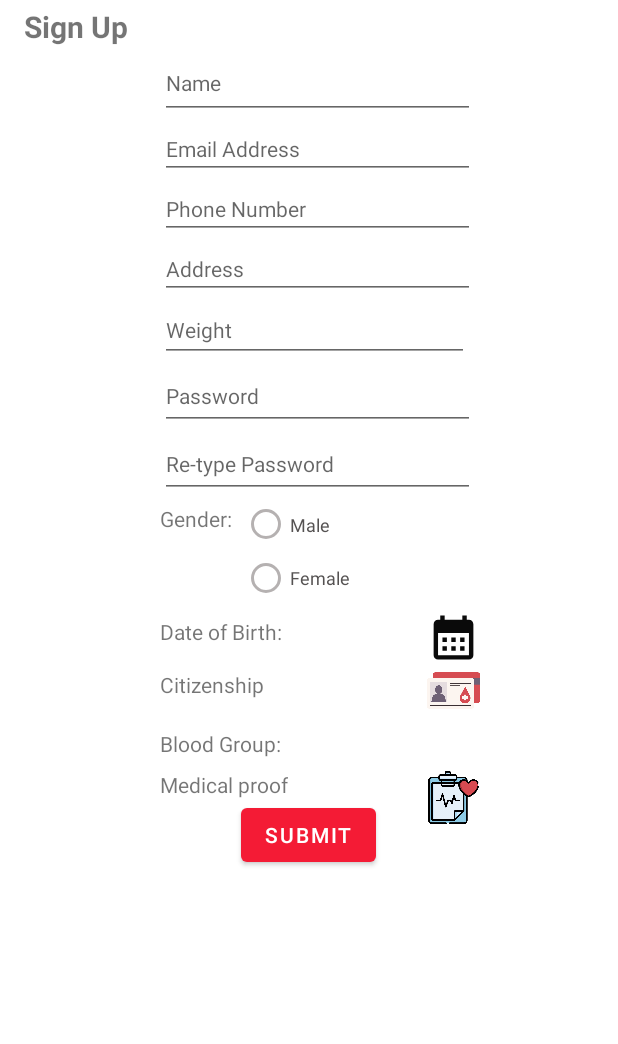
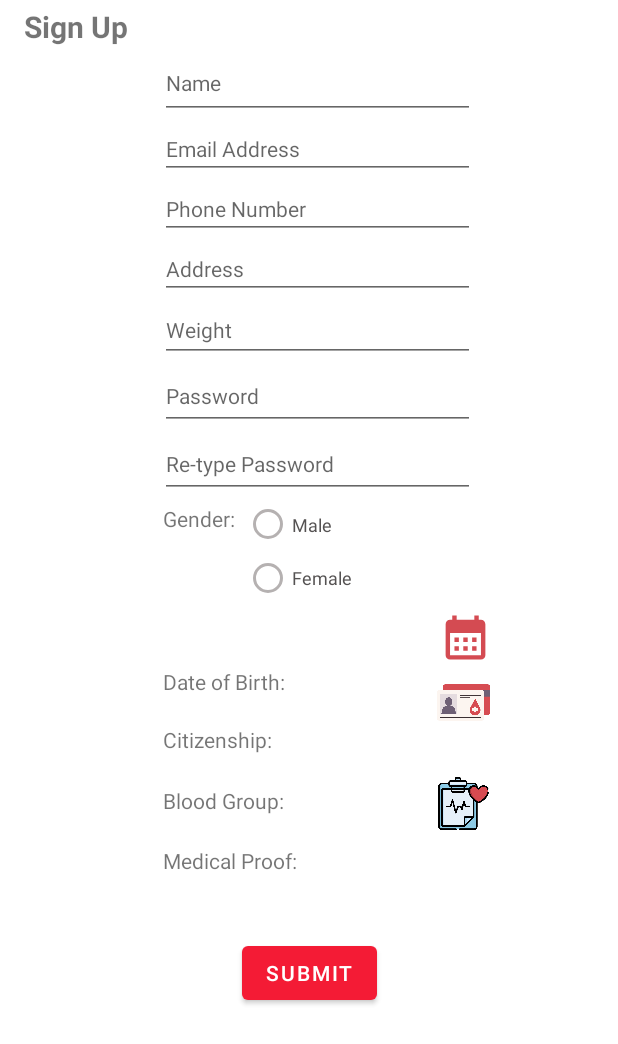
Before and after one commit to Subriti/Hackathon, an Android app: the screen it shows after launch (MainActivity), after a tap on "Register Now", on a phone screen of 412 x 824 dp. Shown: the top 1044 px of the screen. Run offline under Robolectric (Android 15) with nearby library versions, the phone set to English and light mode, and no system bars.

```diff
--- a/app/src/main/res/drawable/ic_baseline_calendar_month_24.xml
+++ b/app/src/main/res/drawable/ic_baseline_calendar_month_24.xml
@@ -1,4 +1,4 @@
-<vector android:height="24dp" android:tint="#0A0A0A"
+<vector android:height="24dp" android:tint="#D44B52"
     android:viewportHeight="24" android:viewportWidth="24"
     android:width="24dp" xmlns:android="http://schemas.android.com/apk/res/android">
     <path android:fillColor="@android:color/white" android:pathData="M19,4h-1V2h-2v2H8V2H6v2H5C3.89,4 3.01,4.9 3.01,6L3,20c0,1.1 0.89,2 2,2h14c1.1,0 2,-0.9 2,-2V6C21,4.9 20.1,4 19,4zM19,20H5V10h14V20zM9,14H7v-2h2V14zM13,14h-2v-2h2V14zM17,14h-2v-2h2V14zM9,18H7v-2h2V18zM13,18h-2v-2h2V18zM17,18h-2v-2h2V18z"/>
--- a/app/src/main/res/layout/sign_up_fragment.xml
+++ b/app/src/main/res/layout/sign_up_fragment.xml
@@ -9,6 +9,7 @@
         android:id="@+id/textView7"
         android:layout_width="wrap_content"
         android:layout_height="wrap_content"
+        android:layout_marginStart="2dp"
         android:layout_marginTop="4dp"
         android:text="Gender:"
         app:layout_constraintStart_toStartOf="@+id/pass_field2"
@@ -18,8 +19,8 @@
         android:id="@+id/textView6"
         android:layout_width="wrap_content"
         android:layout_height="wrap_content"
-        android:layout_marginTop="8dp"
-        android:text="Medical proof"
+        android:layout_marginTop="20dp"
+        android:text="Medical Proof: "
         app:layout_constraintBottom_toTopOf="@+id/submit_btn"
         app:layout_constraintStart_toStartOf="@+id/textView2"
         app:layout_constraintTop_toBottomOf="@+id/textView2" />
@@ -28,7 +29,7 @@
         android:id="@+id/pickDatebtn3"
         android:layout_width="35dp"
         android:layout_height="35dp"
-        android:layout_marginTop="36dp"
+        android:layout_marginTop="32dp"
         app:layout_constraintEnd_toEndOf="parent"
         app:layout_constraintHorizontal_bias="0.0"
         app:layout_constraintStart_toEndOf="@+id/birthDate"
@@ -39,8 +40,8 @@
         android:id="@+id/textView5"
         android:layout_width="wrap_content"
         android:layout_height="wrap_content"
-        android:layout_marginTop="16dp"
-        android:text="Citizenship"
+        android:layout_marginTop="18dp"
+        android:text="Citizenship: "
         app:layout_constraintBottom_toTopOf="@+id/textView2"
         app:layout_constraintStart_toStartOf="@+id/textView"
         app:layout_constraintTop_toBottomOf="@+id/textView" />
@@ -49,6 +50,7 @@
         android:id="@+id/pickDatebtn2"
         android:layout_width="35dp"
         android:layout_height="35dp"
+        android:layout_marginTop="8dp"
         app:layout_constraintEnd_toEndOf="parent"
         app:layout_constraintHorizontal_bias="0.0"
         app:layout_constraintStart_toEndOf="@+id/birthDate"
@@ -122,9 +124,11 @@
         android:id="@+id/submit_btn"
         android:layout_width="wrap_content"
         android:layout_height="wrap_content"
+        android:layout_marginTop="40dp"
+        android:layout_marginBottom="150dp"
         android:text="Submit"
+        app:layout_constraintBottom_toBottomOf="parent"
         app:layout_constraintEnd_toEndOf="parent"
-        app:layout_constraintHorizontal_bias="0.498"
         app:layout_constraintStart_toStartOf="parent"
         app:layout_constraintTop_toBottomOf="@+id/textView6" />
 
@@ -201,7 +205,7 @@
 
     <EditText
         android:id="@+id/editTextTextPersonName2"
-        android:layout_width="206dp"
+        android:layout_width="210dp"
         android:layout_height="42dp"
         android:ems="10"
         android:hint="Weight"
@@ -214,8 +218,8 @@
         android:id="@+id/textView"
         android:layout_width="wrap_content"
         android:layout_height="wrap_content"
-        android:layout_marginTop="8dp"
-        android:text="Date of Birth:"
+        android:layout_marginTop="40dp"
+        android:text="Date of Birth: "
         app:layout_constraintBottom_toTopOf="@+id/textView5"
         app:layout_constraintStart_toStartOf="@+id/textView7"
         app:layout_constraintTop_toBottomOf="@+id/radioGroup" />
@@ -225,7 +229,7 @@
         android:layout_width="35dp"
         android:layout_height="35dp"
         android:layout_marginTop="4dp"
-        android:layout_marginEnd="92dp"
+        android:layout_marginEnd="84dp"
         app:layout_constraintEnd_toEndOf="parent"
         app:layout_constraintTop_toBottomOf="@+id/radioGroup"
         app:srcCompat="@drawable/ic_baseline_calendar_month_24" />
```
Also changed, not shown: app/src/main/AndroidManifest.xml (+7 -0 lines), app/src/main/java/com/example/hackathon/activity_finddoner.kt (added, +11 -0 lines), app/src/main/res/layout/activity_finddoner.xml (added, +30 -0 lines).
